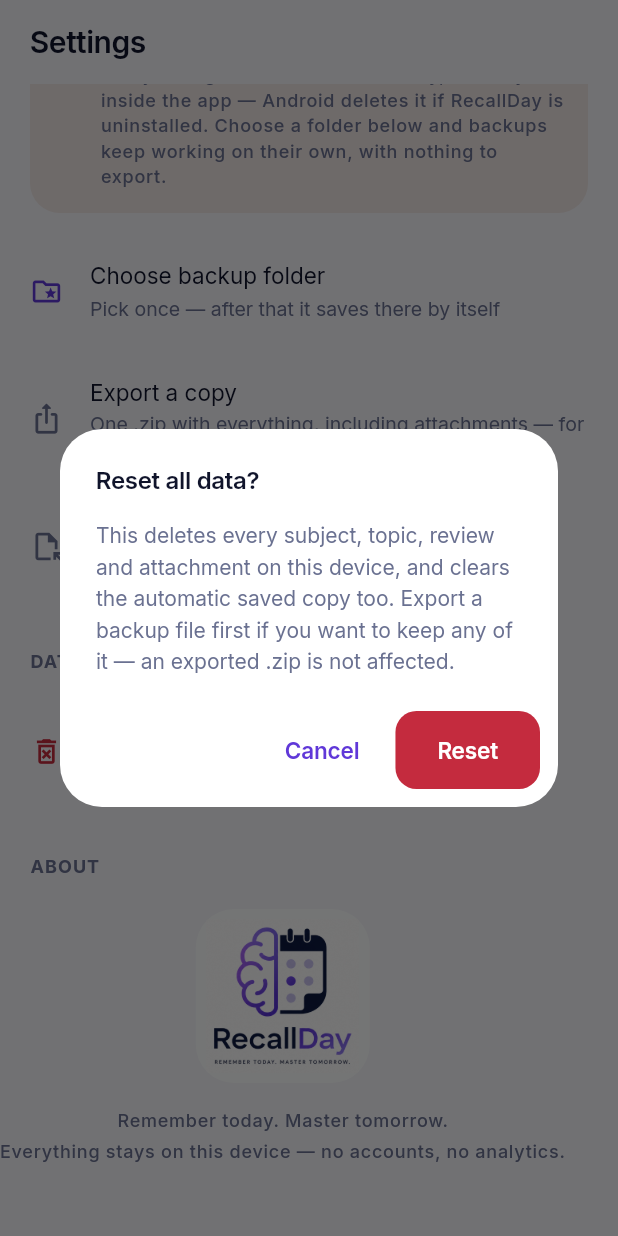
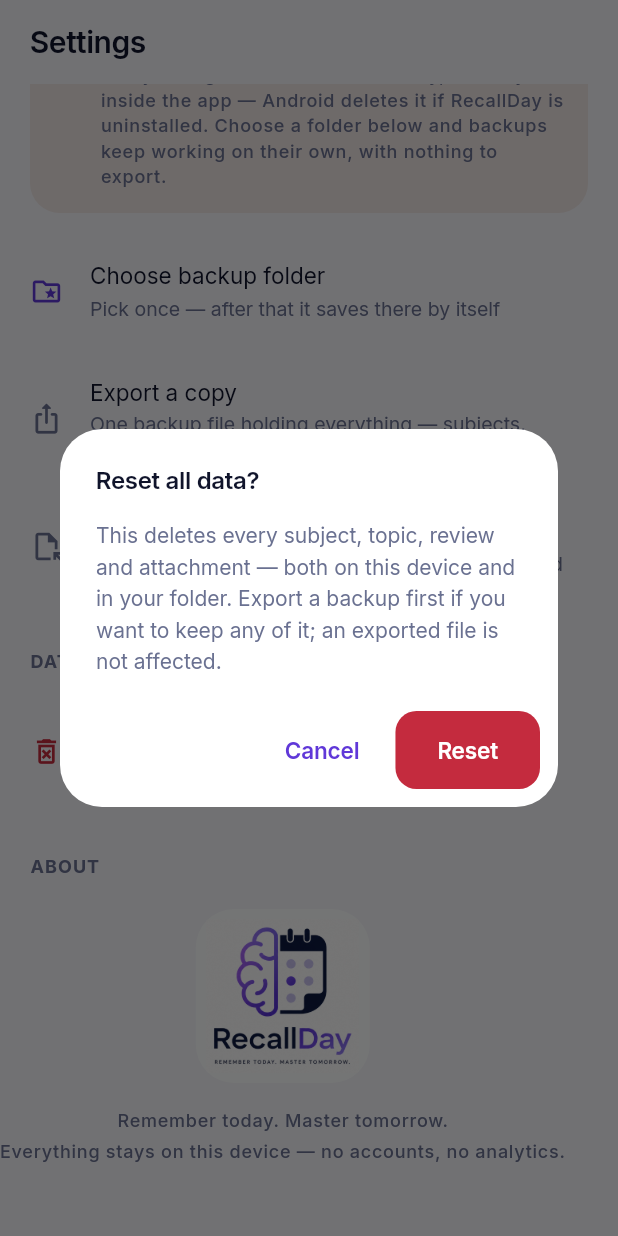
Before and after one commit to Ragul-personal/RecallDay, a Flutter app: the SettingsPage screen opened by its route, scrolled down 495 dp, after a tap on "Reset all data", on a phone screen of 412 x 824 dp. Run offline on Flutter 3.47's test engine with Material 3 defaults, Android fonts, the phone set to English and light mode, and no system bars; our stand-ins replace equatable, file_picker, flutter_animate, flutter_local_notifications, flutter_markdown_plus, flutter_riverpod and 12 more; missing offline and left inert: workmanager; accounts and stored records are empty.

Commit message:
Fix reset leaving folder files; stop the endless restore prompt
Reset deleted attachments locally and cleared the database but never
touched the chosen folder, so every video and document stayed in
RecallDay-files/ after a "delete everything". It now clears the folder's
copies too, before wiping the database.

The first-launch restore prompt tested whether the snapshot FILE
existed, which is a different question from whether it holds anything.
After a reset the file is still there holding empty lists, so the app
offered to restore nothing on every launch, forever. It now parses the
snapshot and only offers when there are subjects or topics to bring
back. Two existence-only checks that this replaced are removed rather
than left as dead code.

"Restore from folder" is gone from Settings. The folder is the live
store — written on every change, read automatically when the database is
empty — so a manual button to do what already happens by itself was
noise. Import still covers the deliberate case.

Format names are out of the UI: everything reads "backup file" rather
than naming .zip or .json, which is what made it look inconsistent. The
export container stays a zip, because JSON cannot hold a 50 MB video
except as base64 — that would inflate it by a third and reinstate the
whole-file-in-memory problem that was crashing the app. Export already
bundled data.json plus every attachment; the wording simply failed to
say so, and now does.

Co-Authored-By: Claude Sonnet 5 <noreply@anthropic.com>
Claude-Session: https://claude.ai/code/session_01PKExP6MsDmFrBjyKkKRsZc

```diff
--- a/lib/presentation/pages/onboarding_page.dart
+++ b/lib/presentation/pages/onboarding_page.dart
@@ -104,7 +104,7 @@ class _OnboardingPageState extends ConsumerState<OnboardingPage> {
         await _details(
           'Nothing was restored',
           'That file was read but held no subjects or topics. Please pick your '
-          'RecallDay backup .zip.',
+          'RecallDay backup file.',
         );
       } else {
         setState(() => _restoredSummary = summary.toString());
@@ -256,8 +256,8 @@ class _OnboardingPageState extends ConsumerState<OnboardingPage> {
       key: const ValueKey('existingImport'),
       icon: Icons.file_open_outlined,
       title: 'Select your backup file',
-      body: 'Choose the RecallDay backup you saved — a .zip holding your '
-          'subjects, topics and attachments.\n\n'
+      body: 'Choose the RecallDay backup file you exported — it holds your '
+          'subjects, topics, review history and attachments.\n\n'
           'It is only read, never changed. Your original file stays exactly '
           'where it is.',
       onBack: () => _go(_Step.welcome),
@@ -282,7 +282,9 @@ class _OnboardingPageState extends ConsumerState<OnboardingPage> {
                     ),
                     const SizedBox(height: 2),
                     Text(
-                      done ? _restoredSummary! : 'Required — tap to choose your .zip',
+                      done
+                          ? _restoredSummary!
+                          : 'Required — tap to choose your backup file',
                       style: tt.labelSmall,
                     ),
                   ],
--- a/lib/presentation/pages/settings_page.dart
+++ b/lib/presentation/pages/settings_page.dart
@@ -317,19 +317,12 @@ class _SettingsPageState extends ConsumerState<SettingsPage> {
           ),
           onTap: _busy ? null : _pickFolder,
         ),
-        if (_folderOk)
-          ListTile(
-            leading: const Icon(Icons.download_outlined),
-            title: const Text('Restore from folder'),
-            subtitle: const Text('Read the backup back out of your folder'),
-            onTap: _busy ? null : _restoreFromFolder,
-          ),
         ListTile(
           leading: const Icon(Icons.ios_share_rounded),
           title: const Text('Export a copy'),
           subtitle: const Text(
-            'One .zip with everything, including attachments — for a second '
-            'copy somewhere else',
+            'One backup file holding everything — subjects, topics, review '
+            'history and every attachment',
           ),
           onTap: _busy
               ? null
@@ -343,8 +336,10 @@ class _SettingsPageState extends ConsumerState<SettingsPage> {
         ),
         ListTile(
           leading: const Icon(Icons.file_open_outlined),
-          title: const Text('Import a file'),
-          subtitle: const Text('Restore from a .zip or .json you saved'),
+          title: const Text('Import a backup'),
+          subtitle: const Text(
+            'Restore everything from a backup file you exported',
+          ),
           onTap: _busy ? null : _import,
         ),
       ],
@@ -376,42 +371,7 @@ class _SettingsPageState extends ConsumerState<SettingsPage> {
     }
   }
 
-  Future<void> _restoreFromFolder() async {
-    final ok = await confirmDelete(
-      context,
-      title: 'Restore from your folder?',
-      message: 'Subjects and topics with the same id are overwritten; '
-          'anything else you have now is kept.',
-      confirmLabel: 'Restore',
-      destructive: false,
-    );
-    if (!ok || !mounted) return;
 
-    setState(() => _busy = true);
-    try {
-      final summary =
-          await BackupService.instance.restoreFromFolder(merge: true);
-      await ref.read(topicCommandsProvider).reArmAllNotifications();
-      if (!mounted) return;
-      if (summary == null) {
-        await _details(
-          'Nothing to restore',
-          'That folder has no RecallDay backup in it yet.',
-        );
-      } else if (summary.isEmpty) {
-        await _details(
-          'Nothing restored',
-          'The backup was read but contained no subjects or topics.',
-        );
-      } else {
-        _toast('Restored $summary');
-      }
-    } catch (e) {
-      if (mounted) await _details('Restore failed', '$e');
-    } finally {
-      if (mounted) setState(() => _busy = false);
-    }
-  }
 
   Future<void> _import() async {
     setState(() => _busy = true);
@@ -453,9 +413,9 @@ class _SettingsPageState extends ConsumerState<SettingsPage> {
               context,
               title: 'Reset all data?',
               message: 'This deletes every subject, topic, review and '
-                  'attachment on this device, and clears the automatic saved '
-                  'copy too. Export a backup file first if you want to keep '
-                  'any of it — an exported .zip is not affected.',
+                  'attachment — both on this device and in your folder. '
+                  'Export a backup first if you want to keep any of it; an '
+                  'exported file is not affected.',
               confirmLabel: 'Reset',
             );
             if (!ok) return;
--- a/lib/presentation/providers/providers.dart
+++ b/lib/presentation/providers/providers.dart
@@ -451,6 +451,9 @@ class TopicCommands {
     for (final t in topicRepo.all()) {
       await AttachmentService.instance.deleteAllFor(t.id);
     }
+    // The folder's copies too. Clearing only local files left every attached
+    // video and document sitting in the user's folder after a reset.
+    await BackupService.instance.clearFolderFiles();
 
     final store = StorageService.instance;
     await store.topics.deleteAll(store.topics.keys.toList());
```
Also changed, not shown: lib/presentation/pages/splash_page.dart (+10 -16 lines), lib/services/backup_service.dart (+53 -13 lines).
